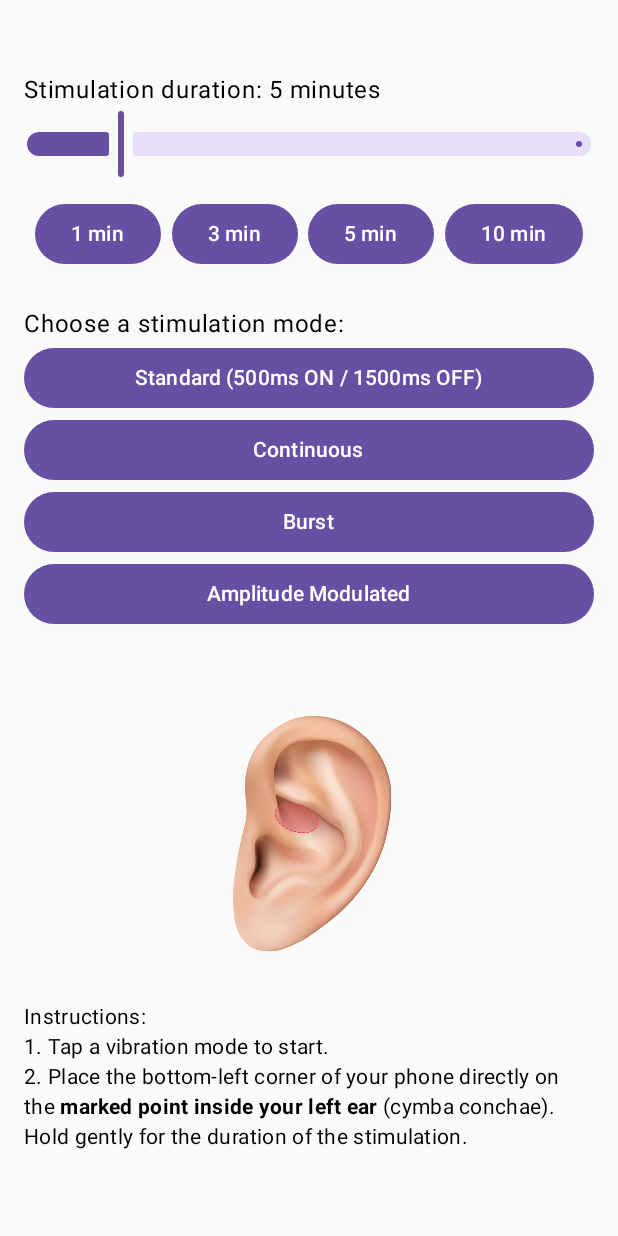
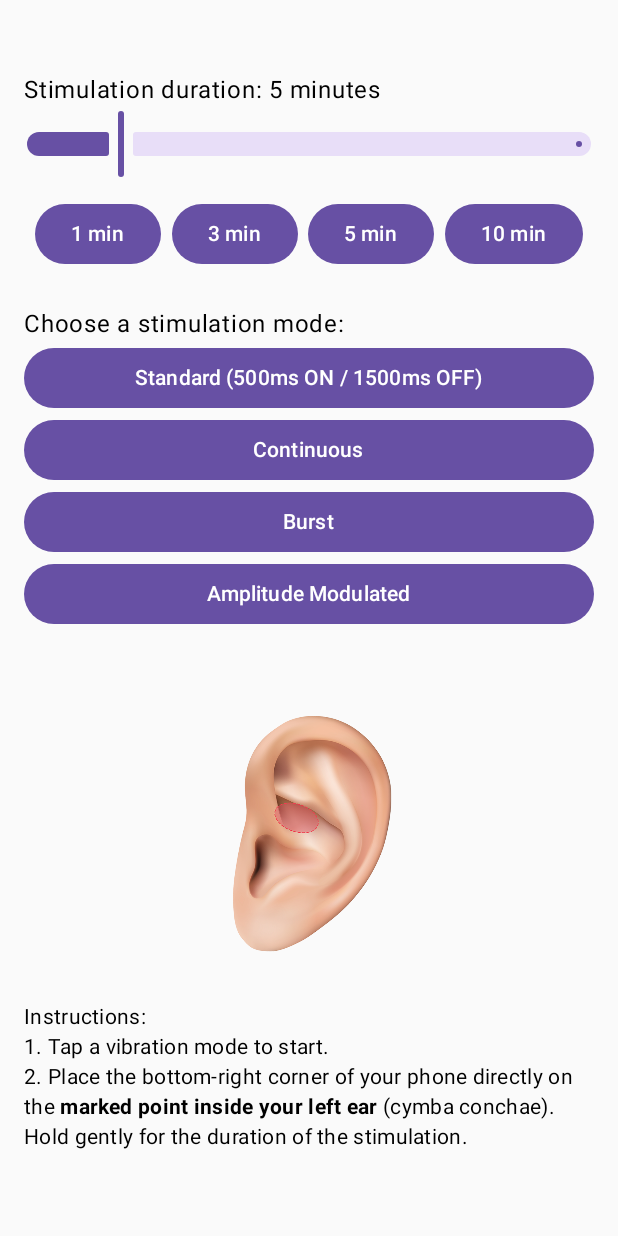
Before and after one commit to synapp009/NeuroCalm, an Android app built with Jetpack Compose: the screen it shows after launch (MainActivity), after a tap on "Got it", on a phone screen of 412 x 824 dp. Run offline under Robolectric (Android 15) with nearby library versions, the light colour scheme and no system bars.

Commit message:
introduction change

```diff
--- a/app/src/main/java/nodomain/synapp/neurocalm/MainActivity.kt
+++ b/app/src/main/java/nodomain/synapp/neurocalm/MainActivity.kt
@@ -183,7 +183,7 @@ fun VagusStimUI(vibrator: Vibrator, showIntro: Boolean, onDismissIntro: () -> Un
             text = buildAnnotatedString {
                 append("Instructions:\n")
                 append("1. Tap a vibration mode to start.\n")
-                append("2. Place the bottom-left corner of your phone directly on the ")
+                append("2. Place the bottom-right corner of your phone directly on the ")
 
                 withStyle(style = SpanStyle(fontWeight = FontWeight.Bold)) {
                     append("marked point inside your left ear")
```
